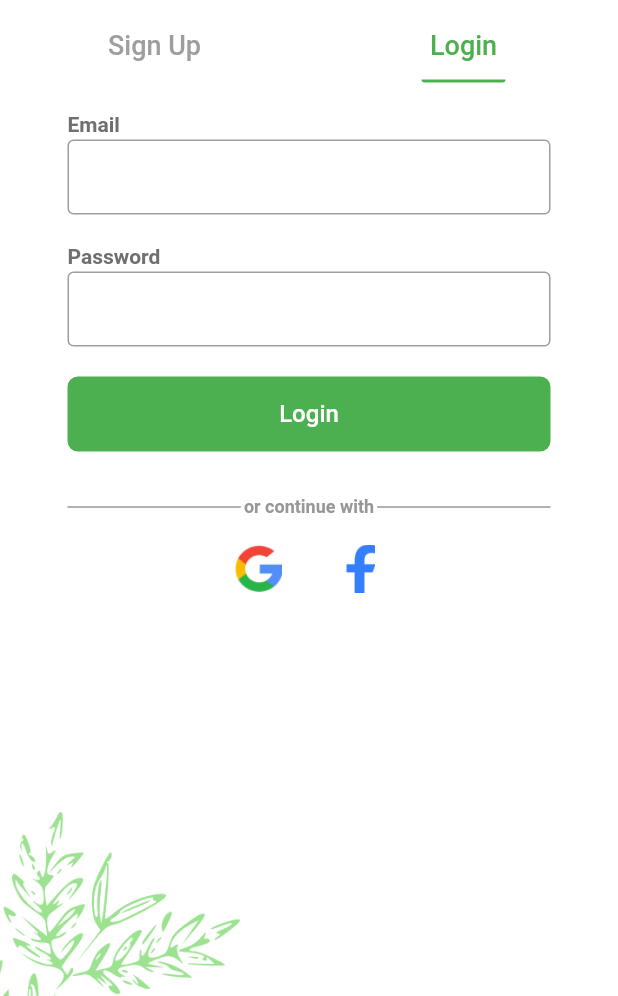
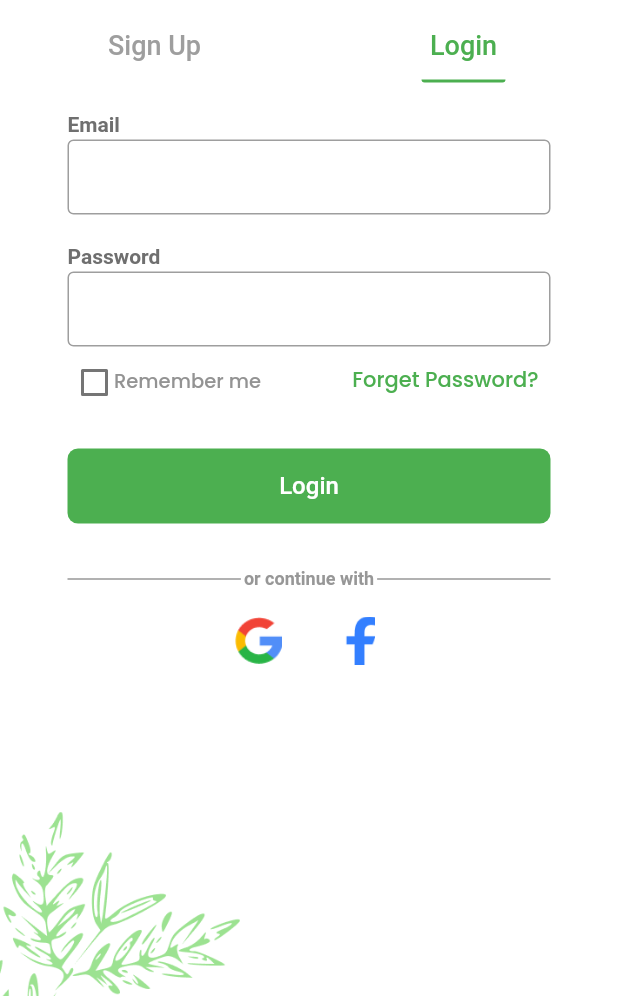
Before and after one commit to fayruozAtef/ODC-LaVie, a Flutter app: the screen it shows after launch, on a phone screen of 412 x 824 dp, the part 240-1236 px from its top. Run offline on Flutter 3.47's test engine with Material 2 defaults, Android fonts, the phone set to English and light mode, and no system bars; our stand-ins replace animated_splash_screen, bloc, conditional_builder_null_safety, dio, flutter_bloc, fluttertoast and 5 more; Roboto replaces fonts that are missing (Meddon).

Commit message:
complete login and signup

```diff
--- a/lib/main.dart
+++ b/lib/main.dart
@@ -17,8 +17,7 @@ Future<void> main() async {
   await CashHelper.init();
   Bloc.observer = MyBlocObserver();
   DioHelper.init();
-  TOKEN=CashHelper.getData(key: 'TOKEN');
-  print("Token is --> "+TOKEN!);
+  CURRENT_TOKEN=CashHelper.getData(key: 'TOKEN');
   runApp(const MyApp());
 
 }
--- a/lib/module/login/login_cubit/login_states.dart
+++ b/lib/module/login/login_cubit/login_states.dart
@@ -3,6 +3,8 @@ abstract class LoginStates{}
 class LoginInitialState extends LoginStates{}
 
 class LoginAndSignUpSwap extends LoginStates{}
+
+class RememberMeChangeState extends LoginStates{}
 
 class LoginWithEmailAndPasswordLoadingState extends LoginStates{}
 
@@ -12,6 +14,7 @@ class LoginWithEmailAndPasswordErrorState extends LoginStates{
   String errorText;
   LoginWithEmailAndPasswordErrorState({required this.errorText});
 }
+
 class CreateUserWithEmailAndPasswordLoadingState extends LoginStates{}
 
 class CreateUserWithEmailAndPasswordSuccessState extends LoginStates{}
--- a/lib/module/login/login_screen.dart
+++ b/lib/module/login/login_screen.dart
@@ -69,6 +69,53 @@ class LoginScreen extends StatelessWidget {
                       },
                       lable: '',
                     ),
+                    Row(
+                      mainAxisAlignment: MainAxisAlignment.start,
+                      textBaseline: TextBaseline.alphabetic,
+                      children: [
+                        TextButton(
+                            onPressed: (){
+                              LoginCubit.get(context).changeRememberMeState();
+                            },
+                            child: Row(
+                                textBaseline: TextBaseline.alphabetic,
+                                mainAxisAlignment: MainAxisAlignment.start,
+                                children: [
+                                  SizedBox(
+                                      height: 20.0,
+                                      width: 20.0,
+                                      child: Checkbox(
+                                          value: LoginCubit.get(context).rememberMe,
+                                          onChanged: (value){
+
+                                          }
+                                      )
+                                  ),
+                                  // You can play with the width to adjust your
+                                  // desired spacing
+                                  SizedBox(width: 3.0),
+                                  Text(
+                                    "Remember me",
+                                    maxLines: 1,
+                                    style: GoogleFonts.poppins(
+                                        textStyle: TextStyle(
+                                            fontSize: 13.0,
+                                            height: 1.0,
+                                            color: HexColor('#939393'))),
+                                  ),
+                                ]
+                            ),
+                        ),
+                        Spacer(),
+                        TextButton(
+                            onPressed: (){
+                            },
+                            child: Text(
+                                'Forget Password?',
+                              style: GoogleFonts.poppins(textStyle: TextStyle(fontSize: 14.0, height: 1.0 )),
+                            )),
+                      ],
+                    ),
                     mySpace(),
                     ConditionalBuilder(
                         condition: state is! LoginWithEmailAndPasswordLoadingState,
--- a/lib/shared/component/constants.dart
+++ b/lib/shared/component/constants.dart
@@ -1 +1,3 @@
- String? TOKEN;
+ String? CURRENT_TOKEN;
+
+String? REFRECH_TOKEN;
```
Also changed, not shown: lib/module/login/login_cubit/login_cubit.dart (+15 -3 lines), lib/model/user_model/Data.dart (renamed from lib/model/login_models/Data.dart), lib/model/user_model/User.dart (renamed from lib/model/login_models/User.dart), lib/model/user_model/login_model.dart (renamed from lib/model/login_models/login_model.dart).
